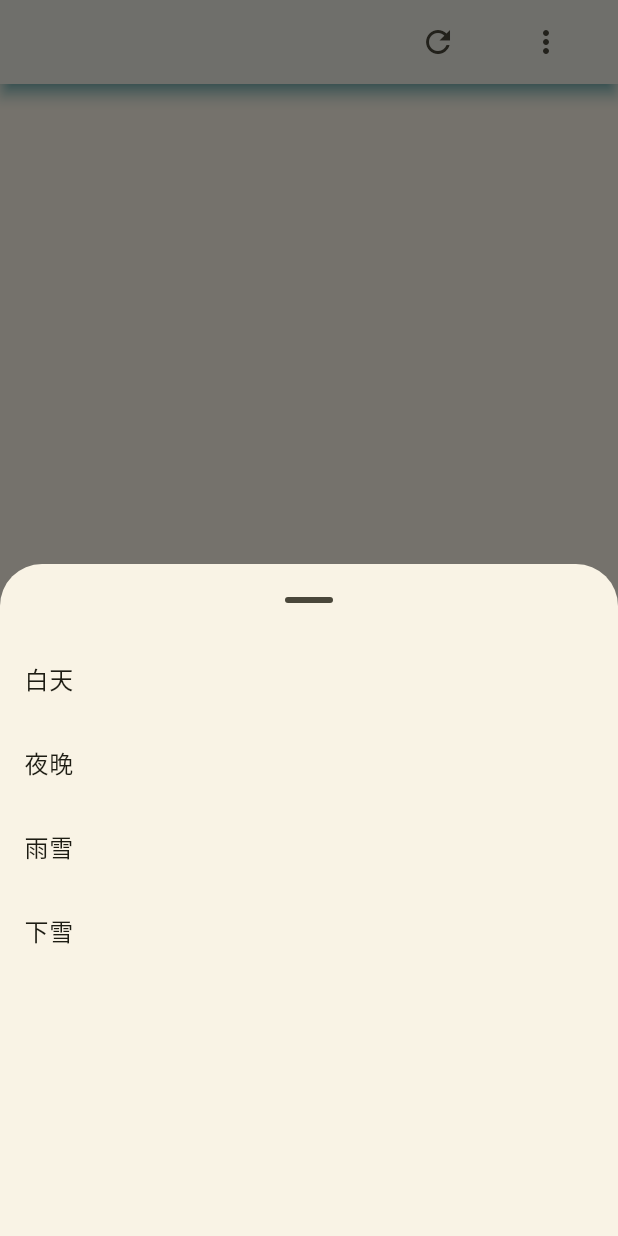
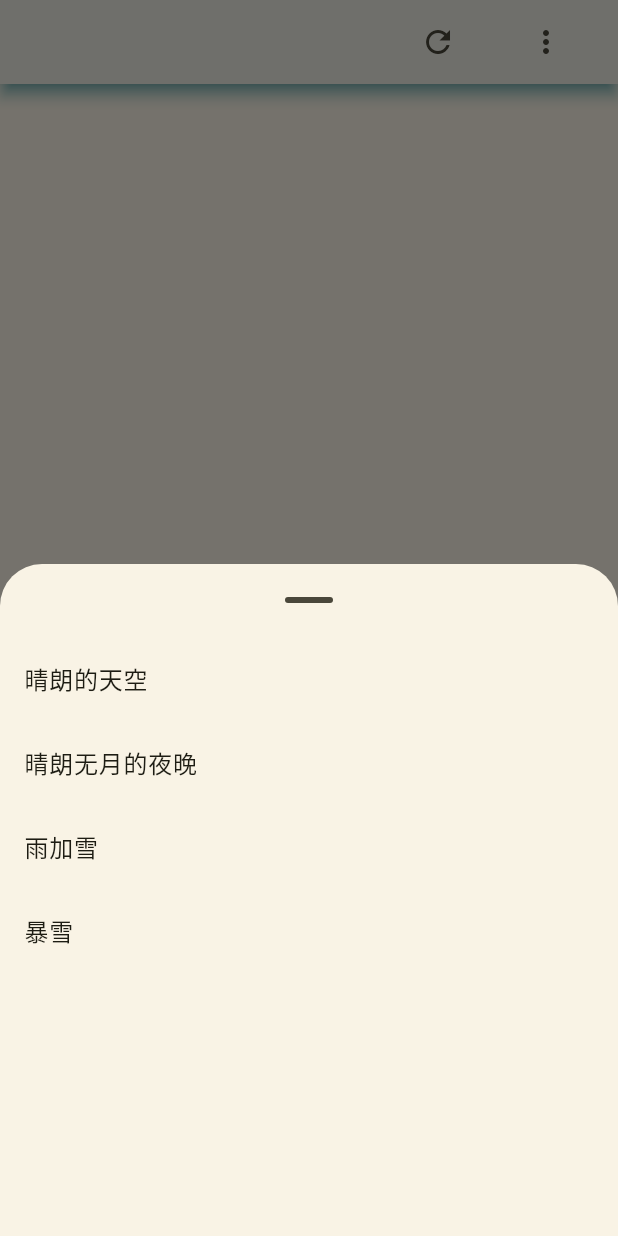
Before and after one commit to Dboy233/nice_weather, a Flutter app: the screen it shows after launch, after a tap on the "more vert" icon, on a phone screen of 412 x 824 dp. Run offline on Flutter 3.47's test engine with Material 2 defaults, Android fonts, the phone set to English and light mode, and no system bars.

Commit message:
添加注释说明

```diff
--- a/lib/drawable_layer/drawable_layer.dart
+++ b/lib/drawable_layer/drawable_layer.dart
@@ -115,9 +115,15 @@ abstract class CompositeDrawableLayer {
 }
 
 ///绘制图层组件。将实现[DrawableLayer]的对象进行管理和绘制。
+///内部实现逻辑比较的简单，如果需要定制也是完全没有难度的。
 class DrawableLayerWidget extends StatefulWidget {
+  ///图层列表
   final List<DrawableLayer> drawableLayers;
+
+  ///动画控制器，如果你的图层中需要对动画操作，一定要提供。
   final TickerProvider? tickerProvider;
+
+  ///EventBus,一般来说不需要自己提供，但是如果你有更高效的EventBus实现方案，可以自己进行封装。
   final LayerEventBus? eventBus;
 
   const DrawableLayerWidget(
@@ -141,17 +147,22 @@ class _DrawableLayerWidgetState extends State<DrawableLayerWidget> {
       tickerProvider: widget.tickerProvider,
       eventBus: widget.eventBus ?? LayerEventManagerImp(),
     ));
+
+    ///初始化数据列表，之后的数据外部可以通过setState改变数据列表来提供。
     _composite.addNewLayers(widget.drawableLayers);
   }
 
   @override
   void didUpdateWidget(covariant DrawableLayerWidget oldWidget) {
+    ///因为数据由外部提供，当外部调用setState重新给图层列表的时候，就要动态的为其进行添加和移除。
+    ///所以updateLayers封装的内容就是数据对比，然后进行add和remove
     _composite.updateLayers(widget.drawableLayers);
     super.didUpdateWidget(oldWidget);
   }
 
   @override
   void reassemble() {
+    ///热重载的时候移除所有数据。
     _composite.removeAllLayer();
     super.reassemble();
   }
@@ -247,9 +258,14 @@ class CompositeDrawableLayerManager extends CompositeDrawableLayer {
   ///更新并不是替换，而是将新图层和旧图层进行合并，删除，添加，排序。
   ///将新列表和旧列表进行对比，找出需要删除的图层，新增的图层。
   ///如果新图层列表中包含了旧的图层列表，并且两者是同一个实例，则此图层将不会刷新。
+  ///其实这部分的代码逻辑，应该由外部调用者进行操作，而不是封装到内部。
   void updateLayers(List<DrawableLayer> newLayers) async {
     //浅拷贝旧对象，不能对同一个List做查询和移除操作，
     var oldLayers = [..._drawableLayers];
+
+    ///这里去重，指的是同一个对象，如果是不同对象示例的同一个图层没事。
+    ///当然这里的去重还是需要看你是否需要重写DrawableLayer的 == 操作符。
+    ///如果你重写了，那么即使是不同对象但是同一个类型的图层也会被去重。
     if (checkSameLayer(newLayers)) {
       _logger.log("存在相同实例的图层，新图层将会被去重: $newLayers");
       newLayers = newLayers.toSet().toList();
@@ -349,7 +365,7 @@ class CompositeDrawableLayerManager extends CompositeDrawableLayer {
     _drawableLayers.remove(drawableLayer);
     _onRemoveLayerCheckAbilityManager(drawableLayer);
 
-    //刷新绘制，当移除图层后，需要刷新绘制。因为最后一帧可能会残留再绘制图层上。
+    //刷新绘制，当移除图层后，需要刷新绘制。因为最后一帧可能会残留在Canvas上。
     _assistedRefreshDraw.value += 1;
   }
 
@@ -371,7 +387,7 @@ class CompositeDrawableLayerManager extends CompositeDrawableLayer {
       }
       _onRemoveLayerCheckAbilityManager(drawableLayer);
 
-      //刷新绘制，当移除图层后，需要刷新绘制。因为最后一帧可能会残留再绘制图层上。
+      //刷新绘制，当移除图层后，需要刷新绘制。因为最后一帧可能会残留在Canvas上。
       _assistedRefreshDraw.value += 1;
     });
   }
@@ -396,7 +412,7 @@ class CompositeDrawableLayerManager extends CompositeDrawableLayer {
       //先在当前位置绘制需要移除的图层，因为它被移除之前在这个位置。
       var futureRemoveList = _futureRemoveCacheMap[i];
       if (futureRemoveList != null) {
-        //这里拷贝列表是因为可能再循环的时候，会对此列表进行remove操作，防止并发删除错误
+        //这里拷贝列表是因为可能在循环的时候，会对此列表进行remove操作，防止并发删除错误
         final copyList = [...futureRemoveList];
         for (var dl in copyList) {
           dl.draw(canvas, size);
@@ -574,7 +590,10 @@ mixin EventBusAbilityMixin on DrawableLayer implements LayerEventBus {
 
   @override
   LayerEvent subscribe<T>(Function(T event) listener) {
-    assert(_layerEventBus != null);
+    assert(
+        _layerEventBus != null,
+        "为图层添加了EventBus能力，"
+        "但是与之对应的EventBusAbilityManager并未添加到CompositeDrawableLayerManager");
     var layerEvent = _layerEventBus!.subscribe(listener);
     _autoUnsubscribeList.add(layerEvent);
     return layerEvent;
@@ -582,12 +601,20 @@ mixin EventBusAbilityMixin on DrawableLayer implements LayerEventBus {
 
   @override
   void unsubscribe(LayerEvent event) {
+    assert(
+        _layerEventBus != null,
+        "为图层添加了EventBus能力，"
+        "但是与之对应的EventBusAbilityManager并未添加到CompositeDrawableLayerManager");
     _layerEventBus?.unsubscribe(event);
     _autoUnsubscribeList.remove(event);
   }
 
   @override
   void publish<T>(T event) {
+    assert(
+        _layerEventBus != null,
+        "为图层添加了EventBus能力，"
+        "但是与之对应的EventBusAbilityManager并未添加到CompositeDrawableLayerManager");
     _layerEventBus?.publish(event);
   }
 
--- a/lib/main.dart
+++ b/lib/main.dart
@@ -12,7 +12,7 @@ class MyApp extends StatelessWidget {
   @override
   Widget build(BuildContext context) {
     return MaterialApp(
-      title: 'Flutter Demo',
+      title: '天气不错',
       theme: ThemeData(
         colorScheme: ColorScheme.fromSeed(seedColor: Colors.yellow),
         useMaterial3: true,
--- a/lib/review_weather_anim.dart
+++ b/lib/review_weather_anim.dart
@@ -30,44 +30,60 @@ class _ReviewWeatherAnimState extends State<ReviewWeatherAnim>
     with TickerProviderStateMixin {
   late List<WeatherLayerData> weatherData;
 
+  ///当前天气图层列表
   List<DrawableLayer> currentLayers = [];
 
+  ///当前展示的天气数据
   WeatherLayerData? currentWeather;
 
+  ///是否使用小区域显示，用来Debug调试动画用的。
   bool smallRegion = false;
 
   @override
   void initState() {
     super.initState();
 
+    ///创建需要展示的天气数据
     weatherData = [
       WeatherLayerData(
-        description: "白天",
+        description: "晴朗的天空",
         layers: () => [Sky(), Sun()],
       ),
       WeatherLayerData(
-        description: "夜晚",
+        description: "晴朗无月的夜晚",
         layers: () => [Sky(color: const Color(0xff272b2e)), Star(), Meteor()],
       ),
       WeatherLayerData(
-        description: "雨雪",
+        description: "雨加雪",
         layers: () => [
           Sky(color: const Color(0xff032c52)),
           CloudFullSky(
-              cloudHeight: 50, floatingTime: const Duration(seconds: 3)),
-          Rain(30,25),
-          Snow(45,5),
+            cloudHeight: 50,
+            floatingTime: const Duration(seconds: 3),
+          ),
+          //让雨雪夹在两个云层中间绘制，这样能更好的显示雨雪是从乌云中出现的。
+          Rain(30, 25),
+          Snow(45, 5),
           CloudFullSky(
-              cloudHeight: 20,
-              cloudColor: const Color(0xff28669a),
-              floatingTime: const Duration(seconds: 2)),
+            cloudColor: const Color(0xff28669a),
+            floatingTime: const Duration(seconds: 2),
+          ),
         ],
       ),
       WeatherLayerData(
-        description: "下雪",
+        description: "暴雪",
         layers: () => [
           Sky(color: const Color(0xff032c52)),
-          Snow(),
+          CloudFullSky(
+            cloudHeight: 50,
+            cloudColor: const Color(0xff28669a),
+            floatingTime: const Duration(seconds: 2),
+          ),
+          Snow(25,15),
+          CloudFullSky(
+            cloudColor: const Color(0xff28669a),
+            floatingTime: const Duration(seconds: 2),
+          ),
         ],
       ),
     ];
--- a/lib/utils.dart
+++ b/lib/utils.dart
@@ -0,0 +1,5 @@
+
+
+import 'dart:math';
+
+final xRandom = Random();
--- a/lib/weathers/rain.dart
+++ b/lib/weathers/rain.dart
@@ -2,14 +2,16 @@ import 'dart:math' as math;
 
 import 'package:flutter/material.dart';
 import 'package:nice_weather/drawable_layer/drawable_layer.dart';
+import 'package:nice_weather/utils.dart';
 
-final _random = math.Random();
 
 ///下雨效果
 class Rain extends DrawableLayer with AnimationAbilityMixin {
   Rain([double density = 30, this.maxVelocity = 10])
       : _density = density,
         super(label: "雨");
+
+  final _random = xRandom;
 
   //密度
   final double _density;
@@ -148,7 +150,7 @@ class _RainData {
   double _cacheY = 0;
 
   _RainData(this.color, this.length, this.velocity) {
-    fault = _random.nextDouble() * length;
+    fault = xRandom.nextDouble() * length;
     _path.moveTo(0, 0);
     _path.lineTo(fault, 0);
     _path.relativeMoveTo(5, 0);
--- a/lib/weathers/snow.dart
+++ b/lib/weathers/snow.dart
@@ -2,8 +2,9 @@ import 'dart:math' as math;
 
 import 'package:flutter/material.dart';
 import 'package:nice_weather/drawable_layer/drawable_layer.dart';
+import 'package:nice_weather/utils.dart';
 
-final _random = math.Random();
+final _random = xRandom;
 
 ///下雪效果，啥也不说了，和Rain一样的实现逻辑，只不过是雨换成雪。
 class Snow extends DrawableLayer with AnimationAbilityMixin {
```
Also changed, not shown: lib/weathers/cloud_full_sky.dart (+7 -5 lines), lib/weathers/meteor.dart (+9 -7 lines), lib/weathers/star.dart (+7 -6 lines).
